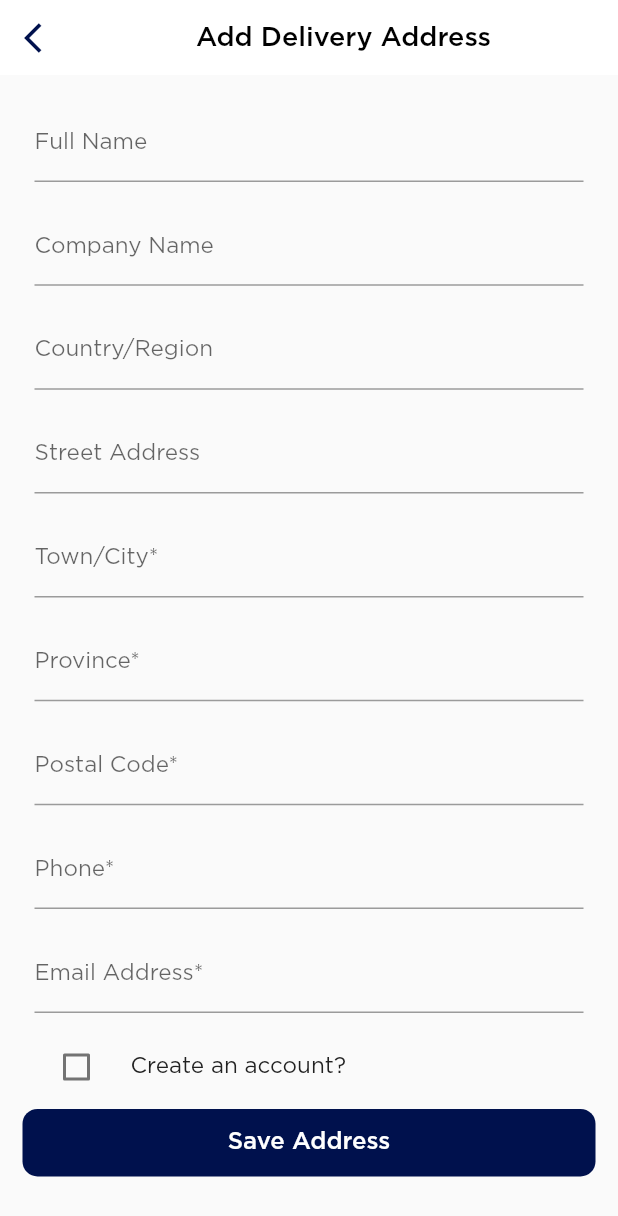
After one commit to Mrvsolutions/Danini, a Flutter app: the AddDeliveryAddressPage screen opened directly, on a phone screen of 412 x 824 dp. The commit adds this screen. Shown: the top 1216 px of the screen. Run offline on Flutter 3.47's test engine with Material 2 defaults, Android fonts, the phone set to English and light mode, and no system bars; our stand-ins replace carousel_pro, get, image_picker.

Commit message:
Add Delivery address screen - done

```diff
--- /dev/null
+++ b/lib/Screen/AddDeliveryAddressPage.dart
@@ -0,0 +1,187 @@
+import 'package:danini/BuildAppToolBar.dart';
+import 'package:danini/Comman/ColorFile.dart';
+import 'package:flutter/material.dart';
+import 'package:flutter/cupertino.dart';
+
+class AddDeliveryAddressPage extends StatefulWidget {
+  @override
+  _AddDeliveryAddressPageState createState() => _AddDeliveryAddressPageState();
+}
+
+class _AddDeliveryAddressPageState extends State<AddDeliveryAddressPage> {
+  bool? IsCreateAccount = false;
+  @override
+  Widget build(BuildContext context) {
+    return Scaffold(
+      appBar: BuildAppToolBar(context, "Add Delivery Address", true, false),
+      body: Stack(
+        children: [
+          SingleChildScrollView(
+            child: Padding(
+              padding: const EdgeInsets.fromLTRB(15, 10, 15, 10),
+              child: Column(
+                children: [
+                  Padding(
+                    padding: const EdgeInsets.all(8.0),
+                    child: TextFormField(
+                      autovalidateMode: AutovalidateMode.onUserInteraction,
+                      decoration: InputDecoration(
+                          hintText: "Enter Full Name", labelText: "Full Name"),
+                      style: TextStyle(
+                        color: kTextColor,
+                        fontSize: 15,
+                        fontFamily: 'GothaProRegular',
+                      ),
+                    ),
+                  ),
+                  Padding(
+                    padding: const EdgeInsets.all(8.0),
+                    child: TextFormField(
+                      autovalidateMode: AutovalidateMode.onUserInteraction,
+                      decoration: InputDecoration(
+                          hintText: "Company Name(Optional)",
+                          labelText: "Company Name"),
+                      style: TextStyle(
+                        color: kTextColor,
+                        fontSize: 15,
+                        fontFamily: 'GothaProRegular',
+                      ),
+                    ),
+                  ),
+                  Padding(
+                    padding: const EdgeInsets.all(8.0),
+                    child: TextFormField(
+                      autovalidateMode: AutovalidateMode.onUserInteraction,
+                      decoration: InputDecoration(
+                          hintText: "Country/Region",
+                          labelText: "Country/Region"),
+                      style: TextStyle(
+                        color: kTextColor,
+                        fontSize: 15,
+                        fontFamily: 'GothaProRegular',
+                      ),
+                    ),
+                  ),
+                  Padding(
+                    padding: const EdgeInsets.all(8.0),
+                    child: TextFormField(
+                      autovalidateMode: AutovalidateMode.onUserInteraction,
+                      decoration: InputDecoration(
+                          hintText: "Street Address",
+                          labelText: "Street Address"),
+                      style: TextStyle(
+                        color: kTextColor,
+                        fontSize: 15,
+                        fontFamily: 'GothaProRegular',
+                      ),
+                    ),
+                  ),
+                  Padding(
+                    padding: const EdgeInsets.all(8.0),
+                    child: TextFormField(
+                      autovalidateMode: AutovalidateMode.onUserInteraction,
+                      decoration: InputDecoration(
+                          hintText: "Town/City*", labelText: "Town/City*"),
+                      style: TextStyle(
+                        color: kTextColor,
+                        fontSize: 15,
+                        fontFamily: 'GothaProRegular',
+                      ),
+                    ),
+                  ),
+                  Padding(
+                    padding: const EdgeInsets.all(8.0),
+                    child: TextFormField(
+                      autovalidateMode: AutovalidateMode.onUserInteraction,
+                      decoration: InputDecoration(
+                          hintText: "Province*", labelText: "Province*"),
+                      style: TextStyle(
+                        color: kTextColor,
+                        fontSize: 15,
+                        fontFamily: 'GothaProRegular',
+                      ),
+                    ),
+                  ),
+                  Padding(
+                    padding: const EdgeInsets.all(8.0),
+                    child: TextFormField(
+                      autovalidateMode: AutovalidateMode.onUserInteraction,
+                      decoration: InputDecoration(
+                          hintText: "Postal Code*", labelText: "Postal Code*"),
+                      style: TextStyle(
+                        color: kTextColor,
+                        fontSize: 15,
+                        fontFamily: 'GothaProRegular',
+                      ),
+                    ),
+                  ),
+                  Padding(
+                    padding: const EdgeInsets.all(8.0),
+                    child: TextFormField(
+                      autovalidateMode: AutovalidateMode.onUserInteraction,
+                      decoration: InputDecoration(
+                          hintText: "Phone*", labelText: "Phone*"),
+                      style: TextStyle(
+                        color: kTextColor,
+                        fontSize: 15,
+                        fontFamily: 'GothaProRegular',
+                      ),
+                    ),
+                  ),
+                  Padding(
+                    padding: const EdgeInsets.all(8.0),
+                    child: TextFormField(
+                      autovalidateMode: AutovalidateMode.onUserInteraction,
+                      decoration: InputDecoration(
+                          hintText: "Email Address*",
+                          labelText: "Email Address*"),
+                      style: TextStyle(
+                        color: kTextColor,
+                        fontSize: 15,
+                        fontFamily: 'GothaProRegular',
+                      ),
+                    ),
+                  ),
+                  CheckboxListTile(
+                    title: Text(
+                      "Create an account?",
+                      style: TextStyle(
+                        color: kTextColor,
+                        fontSize: 15,
+                        fontFamily: 'GothaProRegular',
+                      ),
+                    ),
+                    value: IsCreateAccount,
+                    onChanged: (newValue) {
+                      setState(() {
+                        IsCreateAccount = newValue;
+                      });
+                    },
+                    controlAffinity: ListTileControlAffinity
+                        .leading, //  <-- leading Checkbox
+                  ),
+                  Container(
+                    width: MediaQuery.of(context).size.width,
+                    height: 45,
+                    alignment: Alignment.center,
+                    decoration: BoxDecoration(
+                        color: dPrimeryColors,
+                        borderRadius: BorderRadius.circular(10)),
+                    child: Text(
+                      "Save Address",
+                      style: TextStyle(
+                        color: Colors.white,
+                        fontSize: 16,
+                        fontFamily: 'GothaProMedium',
+                      ),
+                    ),
+                  ),
+                ],
+              ),
+            ),
+          ),
+        ],
+      ),
+    );
+  }
+}
--- a/lib/Screen/OrderSummarry.dart
+++ b/lib/Screen/OrderSummarry.dart
@@ -1,5 +1,6 @@
 import 'package:danini/BuildAppToolBar.dart';
 import 'package:danini/Comman/ColorFile.dart';
+import 'package:danini/Screen/AddDeliveryAddressPage.dart';
 import 'package:flutter/material.dart';
 import 'package:flutter/cupertino.dart';
 
@@ -59,7 +60,15 @@ class _OrderSummarryState extends State<OrderSummarry> {
                         ),
                       ),
                     ),
-                    Container(
+                    InkWell(
+                      onTap: (){
+                        Navigator.push(
+                            context,
+                            MaterialPageRoute(
+                              builder: (context) => AddDeliveryAddressPage(),
+                            ));
+                      },
+                      child: Container(
                         color: Colors.white,
                         child: Padding(
                           padding: const EdgeInsets.all(10.0),
@@ -76,6 +85,7 @@ class _OrderSummarryState extends State<OrderSummarry> {
                                 color: Colors.white,
                                 fontSize: 16,
                                 fontFamily: 'GothaProMedium',
+                              ),
                             ),
                           ),
                         ),
```
Lines whose indentation alone changed are shown as unchanged.
